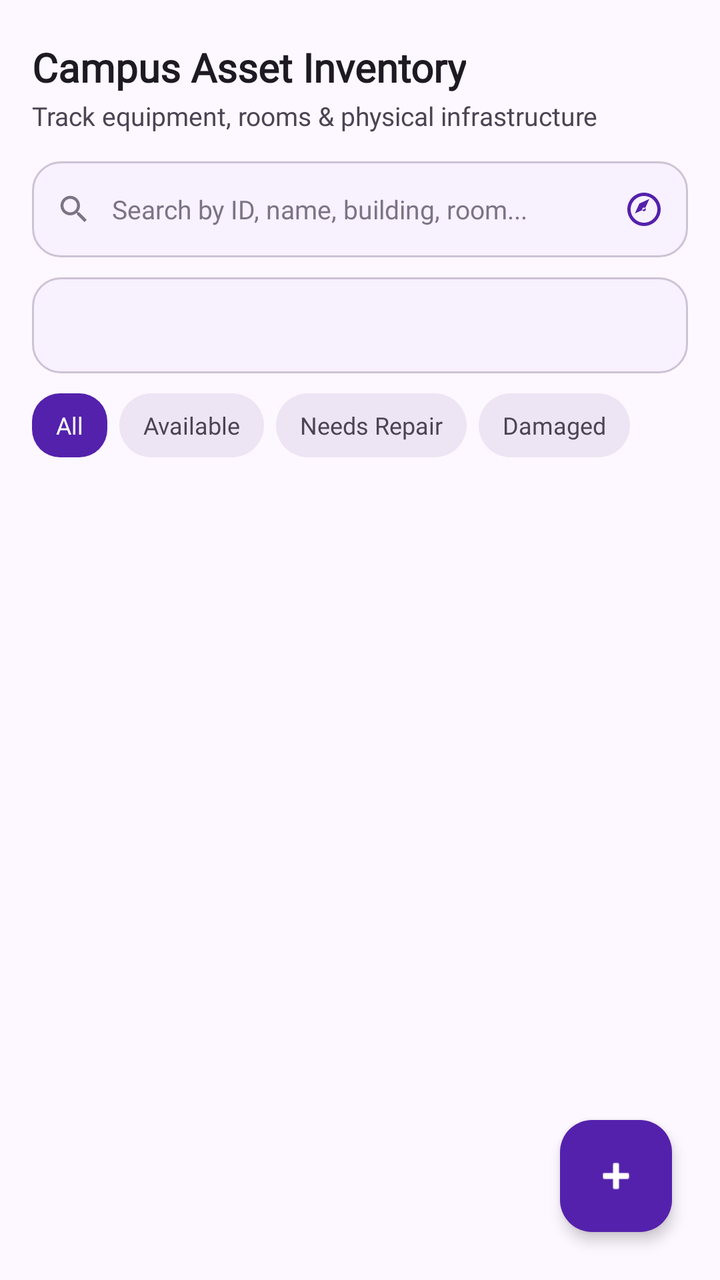
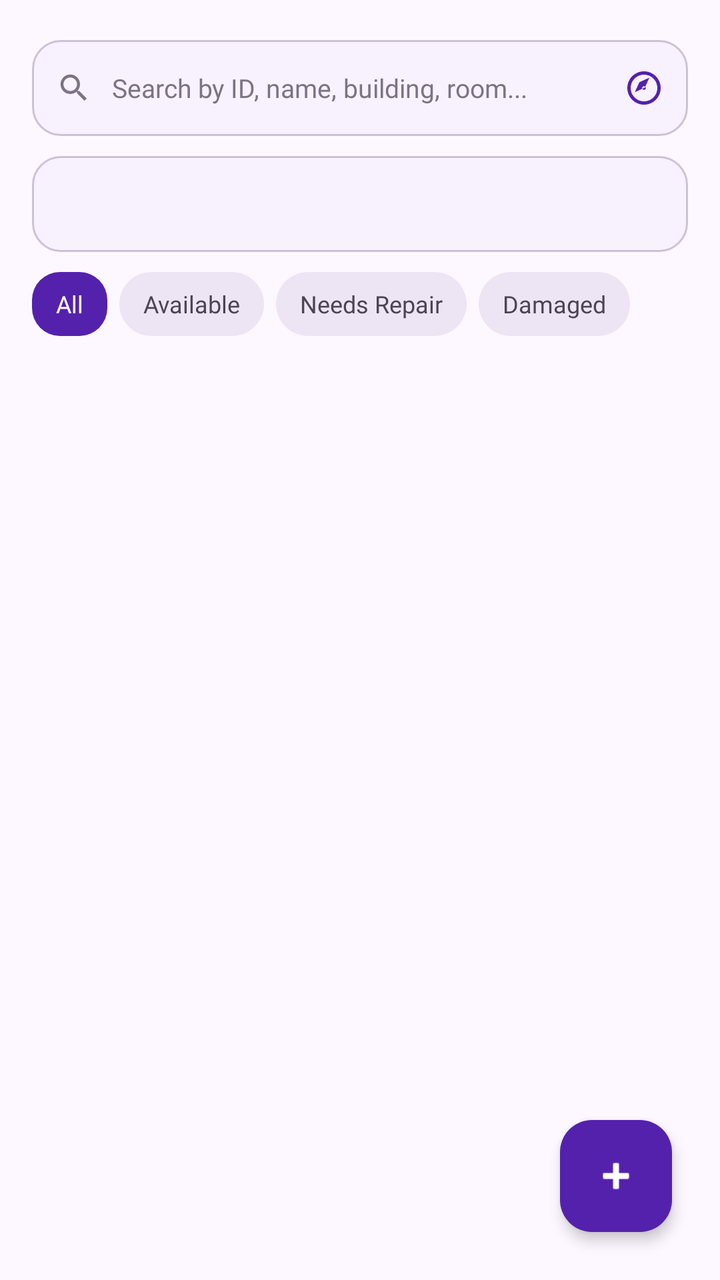

Screens rendered from an Android XML layout before and after an edit, with the pre-edit source and the edit as a unified diff.
<!-- AndroidManifest.xml: application theme Theme.Araspointmap -->
<!-- res/layout/fragment_inventory.xml -->
<?xml version="1.0" encoding="utf-8"?>
<androidx.coordinatorlayout.widget.CoordinatorLayout xmlns:android="http://schemas.android.com/apk/res/android"
    xmlns:app="http://schemas.android.com/apk/res-auto"
    android:layout_width="match_parent"
    android:layout_height="match_parent"
    android:background="@color/surface">

    <LinearLayout
        android:layout_width="match_parent"
        android:layout_height="match_parent"
        android:orientation="vertical"
        android:paddingHorizontal="@dimen/screen_padding_horizontal"
        android:paddingTop="20dp">

        <TextView
            android:layout_width="wrap_content"
            android:layout_height="wrap_content"
            android:fontFamily="@font/poppins_bold"
            android:text="Campus Asset Inventory"
            android:textColor="@color/on_surface"
            android:textSize="@dimen/text_display"
            android:textStyle="bold" />

        <TextView
            android:layout_width="wrap_content"
            android:layout_height="wrap_content"
            android:layout_marginTop="2dp"
            android:layout_marginBottom="14dp"
            android:fontFamily="@font/inter_18pt_regular"
            android:text="Track equipment, rooms &amp; physical infrastructure"
            android:textColor="@color/on_surface_variant"
            android:textSize="@dimen/text_body" />

        <LinearLayout
            android:layout_width="match_parent"
            android:layout_height="@dimen/input_height"
            android:background="@drawable/bg_input_field"
            android:gravity="center_vertical"
            android:orientation="horizontal"
            android:paddingHorizontal="@dimen/input_padding_horizontal"
            android:layout_marginBottom="10dp">

            <ImageView
                android:layout_width="@dimen/input_icon_size"
                android:layout_height="@dimen/input_icon_size"
                android:src="@drawable/ic_search_m3"
                app:tint="@color/outline"
                android:contentDescription="Search Icon" />

            <EditText
                android:id="@+id/searchInventory"
                android:layout_width="0dp"
                android:layout_height="match_parent"
                android:layout_weight="1"
                android:layout_marginStart="10dp"
                android:background="@android:color/transparent"
                android:fontFamily="@font/inter_18pt_regular"
                android:hint="Search by ID, name, building, room..."
                android:inputType="text"
                android:singleLine="true"
                android:textColor="@color/on_surface"
                android:textColorHint="@color/outline"
                android:textSize="13sp" />

            <ImageView
                android:id="@+id/btnClearSearch"
                android:layout_width="@dimen/input_icon_size"
                android:layout_height="@dimen/input_icon_size"
                android:src="@drawable/ic_cancel_circle"
                app:tint="@color/outline"
                android:clickable="true"
                android:focusable="true"
                android:visibility="gone"
                android:contentDescription="Clear search" />

            <ImageView
                android:id="@+id/btnScanBarcode"
                android:layout_width="@dimen/input_icon_toggle_size"
                android:layout_height="@dimen/input_icon_toggle_size"
                android:layout_marginStart="8dp"
                android:src="@drawable/ic_explore"
                app:tint="@color/primary"
                android:clickable="true"
                android:focusable="true"
                android:contentDescription="Scan Barcode" />
        </LinearLayout>

        <FrameLayout
            android:layout_width="match_parent"
            android:layout_height="@dimen/input_height"
            android:background="@drawable/bg_input_field"
            android:layout_marginBottom="10dp">

            <Spinner
                android:id="@+id/filterBuilding"
                android:layout_width="match_parent"
                android:layout_height="match_parent"
                android:paddingHorizontal="12dp"
                android:background="@android:color/transparent" />
        </FrameLayout>

        <HorizontalScrollView
            android:layout_width="match_parent"
            android:layout_height="wrap_content"
            android:scrollbars="none"
            android:layout_marginBottom="12dp">

            <LinearLayout
                android:layout_width="wrap_content"
                android:layout_height="wrap_content"
                android:orientation="horizontal">

                <TextView
                    android:id="@+id/chipFilterAll"
                    android:layout_width="wrap_content"
                    android:layout_height="32dp"
                    android:background="@drawable/bg_button_primary"
                    android:gravity="center"
                    android:fontFamily="@font/inter_18pt_bold"
                    android:paddingHorizontal="@dimen/input_padding_horizontal"
                    android:text="All"
                    android:textColor="@color/on_primary"
                    android:textSize="12sp"
                    android:clickable="true"
                    android:focusable="true" />

                <TextView
                    android:id="@+id/chipFilterAvailable"
                    android:layout_width="wrap_content"
                    android:layout_height="32dp"
                    android:layout_marginStart="6dp"
                    android:background="@drawable/bg_badge_institution"
                    android:gravity="center"
                    android:fontFamily="@font/inter_18pt_bold"
                    android:paddingHorizontal="@dimen/input_padding_horizontal"
                    android:text="Available"
                    android:textColor="@color/on_surface_variant"
                    android:textSize="12sp"
                    android:clickable="true"
                    android:focusable="true" />

                <TextView
                    android:id="@+id/chipFilterMaintenance"
                    android:layout_width="wrap_content"
                    android:layout_height="32dp"
                    android:layout_marginStart="6dp"
                    android:background="@drawable/bg_badge_institution"
                    android:gravity="center"
                    android:fontFamily="@font/inter_18pt_bold"
                    android:paddingHorizontal="@dimen/input_padding_horizontal"
                    android:text="Needs Repair"
                    android:textColor="@color/on_surface_variant"
                    android:textSize="12sp"
                    android:clickable="true"
                    android:focusable="true" />

                <TextView
                    android:id="@+id/chipFilterDamaged"
                    android:layout_width="wrap_content"
                    android:layout_height="32dp"
                    android:layout_marginStart="6dp"
                    android:background="@drawable/bg_badge_institution"
                    android:gravity="center"
                    android:fontFamily="@font/inter_18pt_bold"
                    android:paddingHorizontal="@dimen/input_padding_horizontal"
                    android:text="Damaged"
                    android:textColor="@color/on_surface_variant"
                    android:textSize="12sp"
                    android:clickable="true"
                    android:focusable="true" />
            </LinearLayout>
        </HorizontalScrollView>

        <FrameLayout
            android:layout_width="match_parent"
            android:layout_height="0dp"
            android:layout_weight="1">

            <androidx.recyclerview.widget.RecyclerView
                android:id="@+id/recyclerViewInventory"
                android:layout_width="match_parent"
                android:layout_height="match_parent"
                android:clipToPadding="false"
                android:paddingBottom="80dp"
                android:scrollbars="vertical" />

            <ProgressBar
                android:id="@+id/progressBar"
                android:layout_width="wrap_content"
                android:layout_height="wrap_content"
                android:layout_gravity="center"
                android:indeterminateTint="@color/primary"
                android:visibility="gone" />

            <LinearLayout
                android:id="@+id/emptyStateTextContainer"
                android:layout_width="wrap_content"
                android:layout_height="wrap_content"
                android:layout_gravity="center"
                android:gravity="center"
                android:orientation="vertical">

                <TextView
                    android:id="@+id/emptyStateText"
                    android:layout_width="wrap_content"
                    android:layout_height="wrap_content"
                    android:fontFamily="@font/inter_18pt_regular"
                    android:text="No assets found in selected building."
                    android:textColor="@color/on_surface_variant"
                    android:textSize="15sp"
                    android:visibility="gone" />
            </LinearLayout>
        </FrameLayout>

    </LinearLayout>

    <com.google.android.material.floatingactionbutton.FloatingActionButton
        android:id="@+id/fabAddAsset"
        android:layout_width="wrap_content"
        android:layout_height="wrap_content"
        android:layout_gravity="bottom|end"
        android:layout_margin="24dp"
        android:backgroundTint="@color/primary"
        android:contentDescription="Add Asset"
        android:src="@android:drawable/ic_input_add"
        app:tint="@color/on_primary"
        app:elevation="4dp" />

</androidx.coordinatorlayout.widget.CoordinatorLayout>
<!-- resources referenced by this layout -->
<resources>
  <color name="on_primary">#FFFFFF</color>
  <color name="on_surface">#1D1A24</color>
  <color name="on_surface_variant">#4A4453</color>
  <color name="outline">#7B7485</color>
  <color name="primary">#5421AC</color>
  <color name="surface">#FDF7FF</color>
  <dimen name="input_height">48dp</dimen>
  <dimen name="input_icon_size">18dp</dimen>
  <dimen name="input_icon_toggle_size">20dp</dimen>
  <dimen name="input_padding_horizontal">12dp</dimen>
  <dimen name="screen_padding_horizontal">16dp</dimen>
  <dimen name="text_body">13sp</dimen>
  <dimen name="text_display">20sp</dimen>
  <!-- drawable bg_badge_institution (drawable) -->
  <?xml version="1.0" encoding="utf-8"?>
  <shape xmlns:android="http://schemas.android.com/apk/res/android"
      android:shape="rectangle">
      <corners android:radius="999dp" />
      <solid android:color="@color/surface_container_high" />
  </shape>
  <!-- drawable bg_button_primary (drawable) -->
  <?xml version="1.0" encoding="utf-8"?>
  <ripple xmlns:android="http://schemas.android.com/apk/res/android"
      android:color="@color/primary_fixed">
      <item>
          <shape android:shape="rectangle">
              <corners android:radius="14dp" />
              <solid android:color="@color/primary" />
          </shape>
      </item>
  </ripple>
  <!-- drawable ic_cancel_circle (drawable) -->
  <vector xmlns:android="http://schemas.android.com/apk/res/android"
      android:width="24dp"
      android:height="24dp"
      android:viewportWidth="24"
      android:viewportHeight="24">
    <path
        android:fillColor="#FF000000"
        android:pathData="M12,2C6.47,2 2,6.47 2,12s4.47,10 10,10 10,-4.47 10,-10S17.53,2 12,2zm5,13.59L15.59,17 12,13.41 8.41,17 7,15.59 10.59,12 7,8.41 8.41,7 12,10.59 15.59,7 17,8.41 13.41,12 17,15.59z"/>
  </vector>
  <!-- drawable ic_explore (drawable) -->
  <vector xmlns:android="http://schemas.android.com/apk/res/android"
      android:width="24dp"
      android:height="24dp"
      android:viewportWidth="24"
      android:viewportHeight="24">
    <path
        android:fillColor="#FF000000"
        android:pathData="M12,2C6.48,2 2,6.48 2,12s4.48,10 10,10 10,-4.48 10,-10S17.52,2 12,2zm0,18c-4.41,0 -8,-3.59 -8,-8s3.59,-8 8,-8 8,3.59 8,8 -3.59,8 -8,8zm-5.5,-5.5l2.74,-5.98 5.98,-2.74 -2.74,5.98 -5.98,2.74zM12,10.9c-0.61,0 -1.1,0.49 -1.1,1.1s0.49,1.1 1.1,1.1 1.1,-0.49 1.1,-1.1 -0.49,-1.1 -1.1,-1.1z"/>
  </vector>
  <!-- drawable ic_search_m3 (drawable) -->
  <vector xmlns:android="http://schemas.android.com/apk/res/android"
      android:width="24dp"
      android:height="24dp"
      android:viewportWidth="24"
      android:viewportHeight="24">
    <path
        android:fillColor="#FF000000"
        android:pathData="M15.5,14h-0.79l-0.28,-0.27C15.41,12.59 16,11.11 16,9.5 16,5.91 13.09,3 9.5,3S3,5.91 3,9.5 5.91,16 9.5,16c1.61,0 3.09,-0.59 4.23,-1.57l0.27,0.28v0.79l5,4.99L20.49,19l-4.99,-5zm-6,0C7.01,14 5,11.99 5,9.5S7.01,5 9.5,5 14,7.01 14,9.5 11.99,14 9.5,14z"/>
  </vector>
  <style name="Theme.Araspointmap" parent="Base.Theme.Araspointmap" />
  <color name="surface_container_high">#EDE5F4</color>
  <color name="primary_fixed">#EADDFF</color>
  <color name="surface_container_lowest">#FFFFFF</color>
  <color name="surface_container_low">#F8F1FF</color>
  <color name="outline_variant">#CCC3D5</color>
  <color name="primary_container">#6C3FC5</color>
  <color name="on_primary_container">#DFCEFF</color>
  <color name="secondary">#6E47B8</color>
  <color name="on_secondary">#FFFFFF</color>
  <color name="secondary_container">#B088FE</color>
  <color name="surface_container_highest">#E7E0EE</color>
  <color name="error">#BA1A1A</color>
  <color name="on_error">#FFFFFF</color>
  <!-- unchanged entries left out for length: 2 -->
</resources>

<!-- the commit's change to res/layout/fragment_inventory.xml (unified diff, before → after) -->
@@ -12,24 +12,6 @@
         android:paddingHorizontal="@dimen/screen_padding_horizontal"
         android:paddingTop="20dp">
 
-        <TextView
-            android:layout_width="wrap_content"
-            android:layout_height="wrap_content"
-            android:fontFamily="@font/poppins_bold"
-            android:text="Campus Asset Inventory"
-            android:textColor="@color/on_surface"
-            android:textSize="@dimen/text_display"
-            android:textStyle="bold" />
-
-        <TextView
-            android:layout_width="wrap_content"
-            android:layout_height="wrap_content"
-            android:layout_marginTop="2dp"
-            android:layout_marginBottom="14dp"
-            android:fontFamily="@font/inter_18pt_regular"
-            android:text="Track equipment, rooms &amp; physical infrastructure"
-            android:textColor="@color/on_surface_variant"
-            android:textSize="@dimen/text_body" />
 
         <LinearLayout
             android:layout_width="match_parent"
<!-- resource entries referenced after the edit -->
@@ -11,8 +11,6 @@
   <dimen name="input_icon_toggle_size">20dp</dimen>
   <dimen name="input_padding_horizontal">12dp</dimen>
   <dimen name="screen_padding_horizontal">16dp</dimen>
-  <dimen name="text_body">13sp</dimen>
-  <dimen name="text_display">20sp</dimen>
   <!-- drawable bg_badge_institution (drawable) -->
   <?xml version="1.0" encoding="utf-8"?>
   <shape xmlns:android="http://schemas.android.com/apk/res/android"
